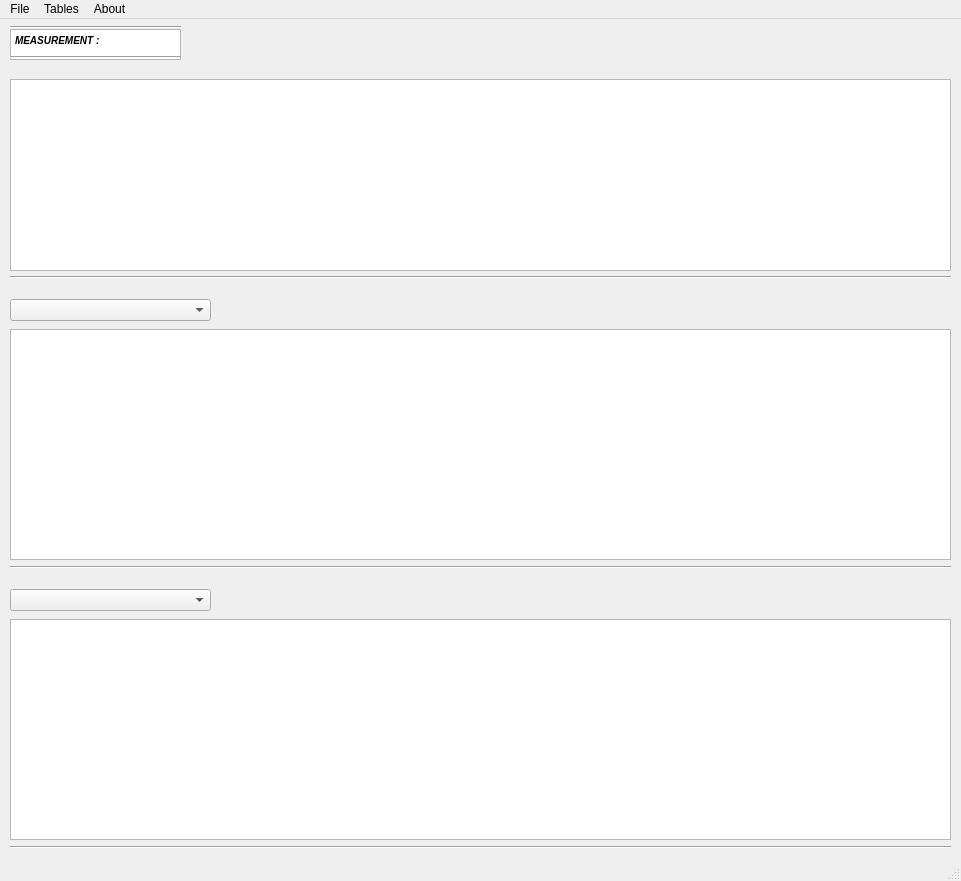
Before: the Qt Designer form FFSDatabaseInterface.ui in shimanskIA/FFS-Software, drawn with Qt 5.
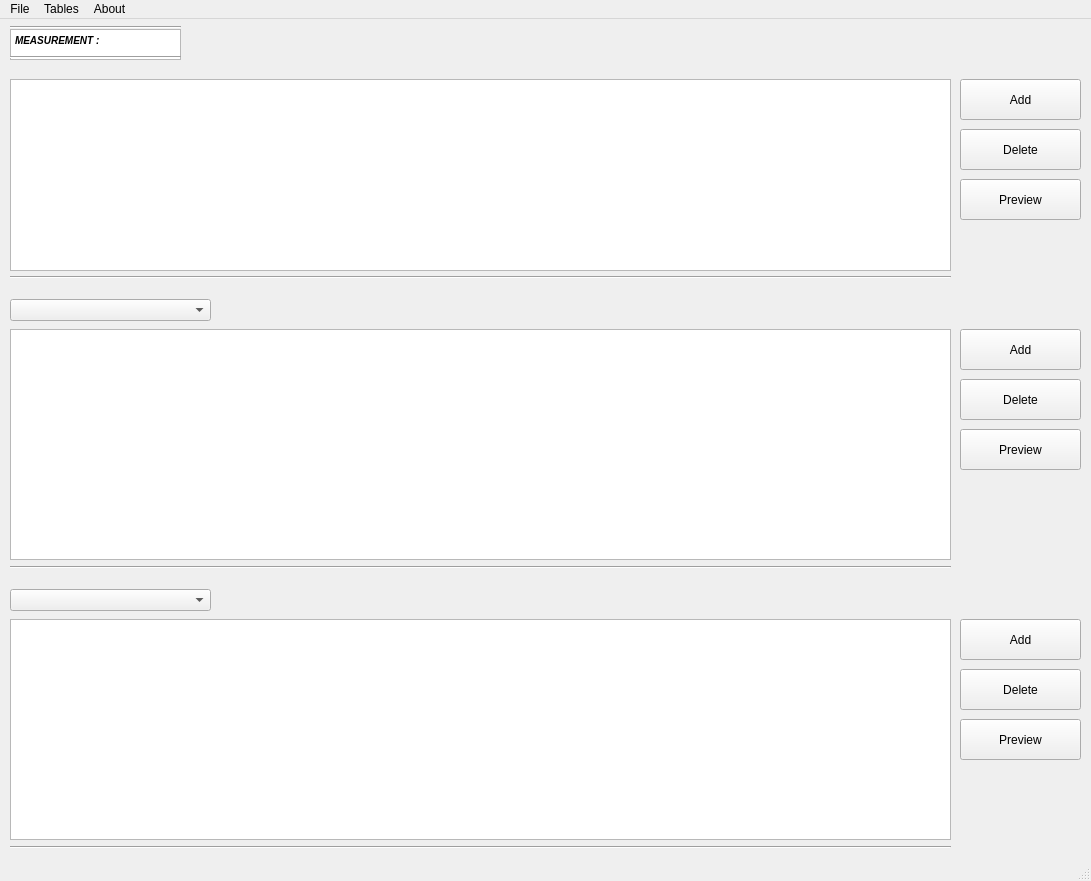
After: the same form once the commit is applied.

Commit message: added add, delete and preview buttons with activity managing for them

The edit to the form file:
```diff
--- a/FFSDatabaseInterface.ui
+++ b/FFSDatabaseInterface.ui
@@ -6,7 +6,7 @@
    <rect>
     <x>0</x>
     <y>0</y>
-    <width>961</width>
+    <width>1091</width>
     <height>881</height>
    </rect>
   </property>
@@ -192,13 +192,130 @@
      </rect>
     </property>
    </widget>
+   <widget class="QPushButton" name="majorAddButton">
+    <property name="geometry">
+     <rect>
+      <x>960</x>
+      <y>60</y>
+      <width>121</width>
+      <height>41</height>
+     </rect>
+    </property>
+    <property name="text">
+     <string>Add</string>
+    </property>
+   </widget>
+   <widget class="QPushButton" name="majorDeleteButton">
+    <property name="geometry">
+     <rect>
+      <x>960</x>
+      <y>110</y>
+      <width>121</width>
+      <height>41</height>
+     </rect>
+    </property>
+    <property name="text">
+     <string>Delete</string>
+    </property>
+   </widget>
+   <widget class="QPushButton" name="minorAddButton">
+    <property name="geometry">
+     <rect>
+      <x>960</x>
+      <y>310</y>
+      <width>121</width>
+      <height>41</height>
+     </rect>
+    </property>
+    <property name="text">
+     <string>Add</string>
+    </property>
+   </widget>
+   <widget class="QPushButton" name="minorDeleteButton">
+    <property name="geometry">
+     <rect>
+      <x>960</x>
+      <y>360</y>
+      <width>121</width>
+      <height>41</height>
+     </rect>
+    </property>
+    <property name="text">
+     <string>Delete</string>
+    </property>
+   </widget>
+   <widget class="QPushButton" name="minorAddSubbutton">
+    <property name="geometry">
+     <rect>
+      <x>960</x>
+      <y>600</y>
+      <width>121</width>
+      <height>41</height>
+     </rect>
+    </property>
+    <property name="text">
+     <string>Add</string>
+    </property>
+   </widget>
+   <widget class="QPushButton" name="minorDeleteSubbutton">
+    <property name="geometry">
+     <rect>
+      <x>960</x>
+      <y>650</y>
+      <width>121</width>
+      <height>41</height>
+     </rect>
+    </property>
+    <property name="text">
+     <string>Delete</string>
+    </property>
+   </widget>
+   <widget class="QPushButton" name="majorPreviewButton">
+    <property name="geometry">
+     <rect>
+      <x>960</x>
+      <y>160</y>
+      <width>121</width>
+      <height>41</height>
+     </rect>
+    </property>
+    <property name="text">
+     <string>Preview</string>
+    </property>
+   </widget>
+   <widget class="QPushButton" name="minorPreviewButton">
+    <property name="geometry">
+     <rect>
+      <x>960</x>
+      <y>410</y>
+      <width>121</width>
+      <height>41</height>
+     </rect>
+    </property>
+    <property name="text">
+     <string>Preview</string>
+    </property>
+   </widget>
+   <widget class="QPushButton" name="minorPreviewSubbutton">
+    <property name="geometry">
+     <rect>
+      <x>960</x>
+      <y>700</y>
+      <width>121</width>
+      <height>41</height>
+     </rect>
+    </property>
+    <property name="text">
+     <string>Preview</string>
+    </property>
+   </widget>
   </widget>
   <widget class="QMenuBar" name="menuBar">
    <property name="geometry">
     <rect>
      <x>0</x>
      <y>0</y>
-     <width>961</width>
+     <width>1091</width>
      <height>26</height>
     </rect>
    </property>
```
The commit also changes 5 other files.
